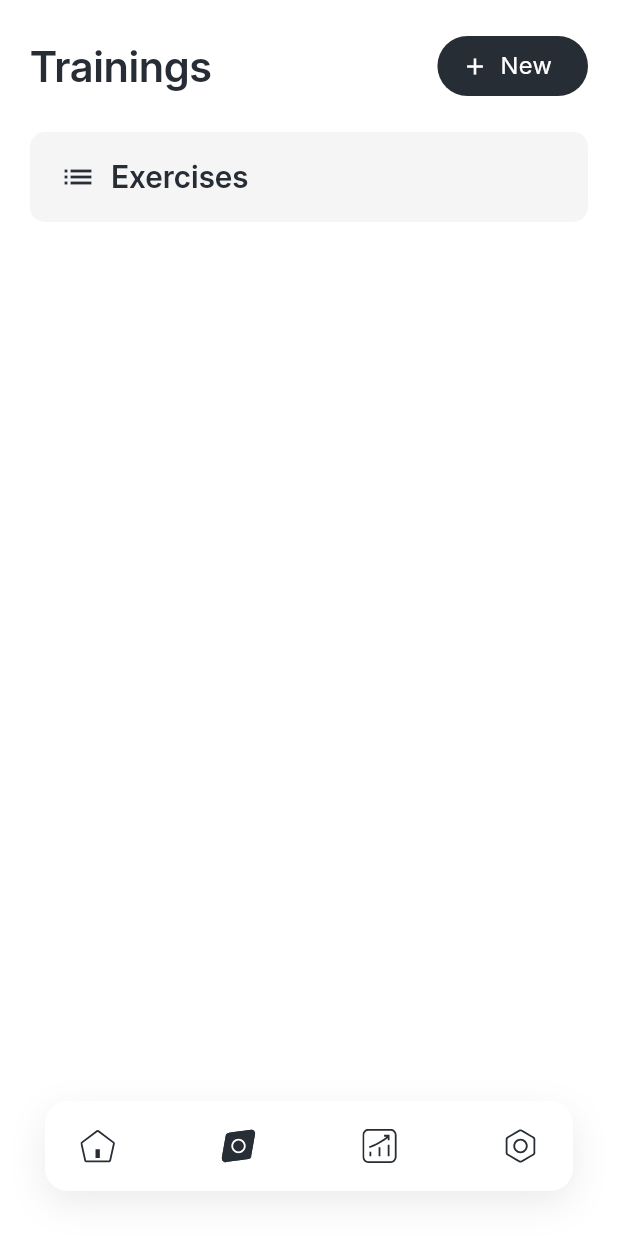
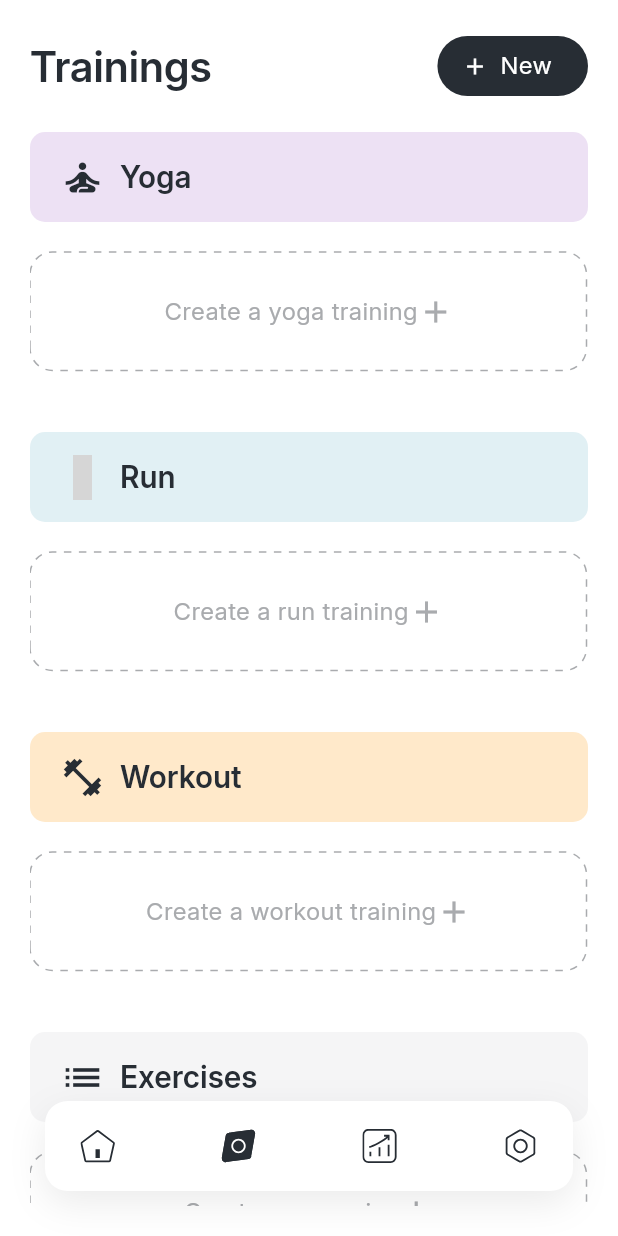
Before and after one commit to OscrTR/MyFitnessTracker, a Flutter app: the screen it shows after launch, item 2 of the bottom bar chosen, on a phone screen of 412 x 824 dp. Run offline on Flutter 3.47's test engine with Material 3 defaults, Android fonts, the phone set to English and light mode, and no system bars; our stand-ins replace animated_custom_dropdown, bloc, dartz, easy_localization, equatable, flutter_bloc and 8 more; accounts and stored records are empty; grey boxes are pictures that could not be loaded.

Commit message:
feat: empty trainings page

```diff
--- a/lib/core/pages/trainings_page.dart
+++ b/lib/core/pages/trainings_page.dart
@@ -1,6 +1,7 @@
 import 'package:easy_localization/easy_localization.dart';
 import 'package:flutter/material.dart';
 import 'package:go_router/go_router.dart';
+import 'package:my_fitness_tracker/features/training_management/presentation/pages/trainings_list_page.dart';
 import '../app_colors.dart';
 import '../../features/exercise_management/presentation/pages/exercise_list_page.dart';
 
@@ -35,7 +36,8 @@ class TrainingsPage extends StatelessWidget {
               ],
             ),
             const SizedBox(height: 20),
-            const Expanded(child: ExercisePage()),
+            const Expanded(child: TrainingsListPage()),
+            // const Expanded(child: ExercisePage()),
           ],
         ),
       ),
--- a/lib/core/widgets/dash_border_painter_widget.dart
+++ b/lib/core/widgets/dash_border_painter_widget.dart
@@ -23,7 +23,8 @@ class DashedBorderPainter extends CustomPainter {
     final path = Path();
     path.addRRect(
       RRect.fromRectAndRadius(
-        Rect.fromLTWH(0, 0, size.width, size.height),
+        Rect.fromLTWH(
+            0, 0, size.width - strokeWidth, size.height - strokeWidth),
         const Radius.circular(15),
       ),
     );
--- a/lib/features/exercise_management/presentation/bloc/exercise_management_bloc.dart
+++ b/lib/features/exercise_management/presentation/bloc/exercise_management_bloc.dart
@@ -15,7 +15,7 @@ part 'exercise_management_event.dart';
 part 'exercise_management_state.dart';
 
 final String databaseFailureMessage = tr('message_database_failure');
-final String InvalidNameFailureMessage =
+final String invalidNameFailureMessage =
     tr('message_exercise_creation_name_error');
 
 class ExerciseManagementBloc
@@ -166,7 +166,7 @@ String _mapFailureToMessage(Failure failure) {
   if (failure is DatabaseFailure) {
     return databaseFailureMessage;
   } else if (failure is InvalidNameFailure) {
-    return InvalidNameFailureMessage;
+    return invalidNameFailureMessage;
   } else {
     return tr('message_unexpected_error');
   }
--- a/lib/features/exercise_management/presentation/widgets/exercise_list_header_widget.dart
+++ b/lib/features/exercise_management/presentation/widgets/exercise_list_header_widget.dart
@@ -20,6 +20,7 @@ class ExerciseListHeader extends StatelessWidget {
           const Icon(
             Icons.list,
             color: AppColors.black,
+            size: 30,
           ),
           const SizedBox(width: 10),
           Text(
--- a/lib/features/training_management/presentation/bloc/training_management_bloc.dart
+++ b/lib/features/training_management/presentation/bloc/training_management_bloc.dart
@@ -1,12 +1,44 @@
 import 'package:bloc/bloc.dart';
+import 'package:easy_localization/easy_localization.dart';
 import 'package:equatable/equatable.dart';
+import 'package:my_fitness_tracker/core/error/failures.dart';
+import 'package:my_fitness_tracker/core/messages/bloc/message_bloc.dart';
+import 'package:my_fitness_tracker/features/training_management/domain/entities/training.dart';
+import 'package:my_fitness_tracker/features/training_management/domain/usecases/fetch_trainings.dart';
 
 part 'training_management_event.dart';
 part 'training_management_state.dart';
 
+final String databaseFailureMessage = tr('message_database_failure');
+final String invalidNameFailureMessage = 'ERROR';
+
 class TrainingManagementBloc
     extends Bloc<TrainingManagementEvent, TrainingManagementState> {
-  TrainingManagementBloc() : super(TrainingManagementInitial()) {
-    on<TrainingManagementEvent>((event, emit) {});
+  final FetchTrainings fetchTrainings;
+  final MessageBloc messageBloc;
+  TrainingManagementBloc(
+      {required this.fetchTrainings, required this.messageBloc})
+      : super(TrainingManagementInitial()) {
+    on<FetchTrainingsEvent>((event, emit) async {
+      final result = await fetchTrainings(null);
+
+      result.fold(
+        (failure) => messageBloc.add(AddMessageEvent(
+            message: _mapFailureToMessage(failure), isError: true)),
+        (trainings) {
+          emit(TrainingsLoaded(trainings: trainings));
+        },
+      );
+    });
   }
 }
+
+String _mapFailureToMessage(Failure failure) {
+  if (failure is DatabaseFailure) {
+    return databaseFailureMessage;
+  } else if (failure is InvalidNameFailure) {
+    return invalidNameFailureMessage;
+  } else {
+    return tr('message_unexpected_error');
+  }
+}
--- a/lib/features/training_management/presentation/bloc/training_management_event.dart
+++ b/lib/features/training_management/presentation/bloc/training_management_event.dart
@@ -6,3 +6,5 @@ abstract class TrainingManagementEvent extends Equatable {
   @override
   List<Object> get props => [];
 }
+
+class FetchTrainingsEvent extends TrainingManagementEvent {}
--- a/lib/features/training_management/presentation/bloc/training_management_state.dart
+++ b/lib/features/training_management/presentation/bloc/training_management_state.dart
@@ -4,6 +4,41 @@ abstract class TrainingManagementState extends Equatable {
   const TrainingManagementState();
 
   @override
-  List<Object> get props => [];
+  List<Object?> get props => [];
 }
+
 class TrainingManagementInitial extends TrainingManagementState {}
+
+class TrainingManagementLoading extends TrainingManagementState {}
+
+class TrainingsLoaded extends TrainingManagementState {
+  final List<Training> trainings;
+  final Training? selectedTraining;
+
+  const TrainingsLoaded({this.trainings = const [], this.selectedTraining});
+
+  TrainingsLoaded copyWith({
+    List<Training>? trainings,
+    Training? selectedTraining,
+    bool clearSelectedTraining = false,
+  }) {
+    return TrainingsLoaded(
+      trainings: trainings ?? this.trainings,
+      selectedTraining: clearSelectedTraining
+          ? null
+          : (selectedTraining ?? this.selectedTraining),
+    );
+  }
+
+  @override
+  List<Object?> get props => [trainings, selectedTraining];
+}
+
+class TrainingManagementFailure extends TrainingManagementState {
+  final String message;
+
+  const TrainingManagementFailure(this.message);
+
+  @override
+  List<Object> get props => [message];
+}
--- /dev/null
+++ b/lib/features/training_management/presentation/pages/trainings_list_page.dart
@@ -0,0 +1,296 @@
+import 'package:easy_localization/easy_localization.dart';
+import 'package:flutter/material.dart';
+import 'package:flutter_bloc/flutter_bloc.dart';
+import 'package:material_symbols_icons/symbols.dart';
+import 'package:my_fitness_tracker/core/app_colors.dart';
+import 'package:my_fitness_tracker/core/widgets/dash_border_painter_widget.dart';
+import 'package:my_fitness_tracker/features/training_management/presentation/bloc/training_management_bloc.dart';
+
+class TrainingsListPage extends StatelessWidget {
+  const TrainingsListPage({super.key});
+
+  @override
+  Widget build(BuildContext context) {
+    return Scaffold(
+      body: SingleChildScrollView(
+        child: Column(
+          children: [
+            // Header
+            Container(
+              height: 60,
+              decoration: BoxDecoration(
+                borderRadius: BorderRadius.circular(10),
+                color: AppColors.purple,
+              ),
+              padding: const EdgeInsets.symmetric(horizontal: 20),
+              child: Row(
+                children: [
+                  const Icon(
+                    Icons.self_improvement,
+                    color: AppColors.black,
+                    size: 30,
+                  ),
+                  const SizedBox(width: 10),
+                  Text(
+                    context.tr('training_page_yoga'),
+                    style: Theme.of(context).textTheme.titleLarge,
+                  ),
+                ],
+              ),
+            ),
+            const SizedBox(height: 20),
+            // Liste
+            BlocBuilder<TrainingManagementBloc, TrainingManagementState>(
+                builder: (context, state) {
+              if (state is TrainingsLoaded) {
+                if (state.trainings.isEmpty) {
+                  return GestureDetector(
+                    onTap: () {},
+                    child: CustomPaint(
+                      painter: DashedBorderPainter(
+                        color: AppColors.lightBlack,
+                        strokeWidth: 1.0,
+                        dashLength: 5.0,
+                        gapLength: 5.0,
+                      ),
+                      child: SizedBox(
+                        height: 80,
+                        child: Row(
+                          mainAxisAlignment: MainAxisAlignment.center,
+                          children: [
+                            Row(
+                              mainAxisAlignment: MainAxisAlignment.center,
+                              children: [
+                                Text(
+                                  context.tr('training_page_create_yoga'),
+                                  style: const TextStyle(
+                                      color: AppColors.lightBlack),
+                                ),
+                                const Icon(
+                                  Icons.add,
+                                  color: AppColors.lightBlack,
+                                ),
+                              ],
+                            ),
+                          ],
+                        ),
+                      ),
+                    ),
+                  );
+                }
+                return Text(
+                    'Trainings are a number of ${state.trainings.length}');
+              }
+              return Center(child: Text(context.tr('error_state')));
+            }),
+            const SizedBox(height: 40),
+            Container(
+              height: 60,
+              decoration: BoxDecoration(
+                borderRadius: BorderRadius.circular(10),
+                color: AppColors.blue,
+              ),
+              padding: const EdgeInsets.symmetric(horizontal: 20),
+              child: Row(
+                children: [
+                  const Icon(
+                    Symbols.sprint,
+                    color: AppColors.black,
+                    size: 30,
+                  ),
+                  const SizedBox(width: 10),
+                  Text(
+                    context.tr('training_page_run'),
+                    style: Theme.of(context).textTheme.titleLarge,
+                  ),
+                ],
+              ),
+            ),
+            const SizedBox(height: 20),
+            // Liste
+            BlocBuilder<TrainingManagementBloc, TrainingManagementState>(
+                builder: (context, state) {
+              if (state is TrainingsLoaded) {
+                if (state.trainings.isEmpty) {
+                  return GestureDetector(
+                    onTap: () {},
+                    child: CustomPaint(
+                      painter: DashedBorderPainter(
+                        color: AppColors.lightBlack,
+                        strokeWidth: 1.0,
+                        dashLength: 5.0,
+                        gapLength: 5.0,
+                      ),
+                      child: SizedBox(
+                        height: 80,
+                        child: Row(
+                          mainAxisAlignment: MainAxisAlignment.center,
+                          children: [
+                            Row(
+                              mainAxisAlignment: MainAxisAlignment.center,
+                              children: [
+                                Text(
+                                  context.tr('training_page_create_run'),
+                                  style: const TextStyle(
+                                      color: AppColors.lightBlack),
+                                ),
+                                const Icon(
+                                  Icons.add,
+                                  color: AppColors.lightBlack,
+                                ),
+                              ],
+                            ),
+                          ],
+                        ),
+                      ),
+                    ),
+                  );
+                }
+                return Text(
+                    'Trainings are a number of ${state.trainings.length}');
+              }
+              return Center(child: Text(context.tr('error_state')));
+            }),
+            const SizedBox(height: 40),
+            // Header
+            Container(
+              height: 60,
+              decoration: BoxDecoration(
+                borderRadius: BorderRadius.circular(10),
+                color: AppColors.orange,
+              ),
+              padding: const EdgeInsets.symmetric(horizontal: 20),
+              child: Row(
+                children: [
+                  const Icon(
+                    Icons.fitness_center,
+                    color: AppColors.black,
+                    size: 30,
+                  ),
+                  const SizedBox(width: 10),
+                  Text(
+                    context.tr('training_page_workout'),
+                    style: Theme.of(context).textTheme.titleLarge,
+                  ),
+                ],
+              ),
+            ),
+            const SizedBox(height: 20),
+            // Liste
+            BlocBuilder<TrainingManagementBloc, TrainingManagementState>(
+                builder: (context, state) {
+              if (state is TrainingsLoaded) {
+                if (state.trainings.isEmpty) {
+                  return GestureDetector(
+                    onTap: () {},
+                    child: CustomPaint(
+                      painter: DashedBorderPainter(
+                        color: AppColors.lightBlack,
+                        strokeWidth: 1.0,
+                        dashLength: 5.0,
+                        gapLength: 5.0,
+                      ),
+                      child: SizedBox(
+                        height: 80,
+                        child: Row(
+                          mainAxisAlignment: MainAxisAlignment.center,
+                          children: [
+                            Row(
+                              mainAxisAlignment: MainAxisAlignment.center,
+                              children: [
+                                Text(
+                                  context.tr('training_page_create_workout'),
+                                  style: const TextStyle(
+                                      color: AppColors.lightBlack),
+                                ),
+                                const Icon(
+                                  Icons.add,
+                                  color: AppColors.lightBlack,
+                                ),
+                              ],
+                            ),
+                          ],
+                        ),
+                      ),
+                    ),
+                  );
+                }
+                return Text(
+                    'Trainings are a number of ${state.trainings.length}');
+              }
+              return Center(child: Text(context.tr('error_state')));
+            }),
+            const SizedBox(height: 40),
+            Container(
+              height: 60,
+              decoration: BoxDecoration(
+                borderRadius: BorderRadius.circular(10),
+                color: AppColors.lightGrey,
+              ),
+              padding: const EdgeInsets.symmetric(horizontal: 20),
+              child: Row(
+                children: [
+                  const Icon(
+                    Icons.list,
+                    color: AppColors.black,
+                    size: 30,
+                  ),
+                  const SizedBox(width: 10),
+                  Text(
+                    context.tr('exercise_page_exercises'),
+                    style: Theme.of(context).textTheme.titleLarge,
+                  ),
+                ],
+              ),
+            ),
+            const SizedBox(height: 20),
+            BlocBuilder<TrainingManagementBloc, TrainingManagementState>(
+                builder: (context, state) {
+              if (state is TrainingsLoaded) {
+                if (state.trainings.isEmpty) {
+                  return GestureDetector(
+                    onTap: () {},
+                    child: CustomPaint(
+                      painter: DashedBorderPainter(
+                        color: AppColors.lightBlack,
+                        strokeWidth: 1.0,
+                        dashLength: 5.0,
+                        gapLength: 5.0,
+                      ),
+                      child: SizedBox(
+                        height: 80,
+                        child: Row(
+                          mainAxisAlignment: MainAxisAlignment.center,
+                          children: [
+                            Row(
+                              mainAxisAlignment: MainAxisAlignment.center,
+                              children: [
+                                Text(
+                                  context.tr('training_page_create_exercise'),
+                                  style: const TextStyle(
+                                      color: AppColors.lightBlack),
+                                ),
+                                const Icon(
+                                  Icons.add,
+                                  color: AppColors.lightBlack,
+                                ),
+                              ],
+                            ),
+                          ],
+                        ),
+                      ),
+                    ),
+                  );
+                }
+                return Text(
+                    'Trainings are a number of ${state.trainings.length}');
+              }
+              return Center(child: Text(context.tr('error_state')));
+            }),
+            const SizedBox(height: 100),
+          ],
+        ),
+      ),
+    );
+  }
+}
--- a/lib/injection_container.dart
+++ b/lib/injection_container.dart
@@ -1,4 +1,9 @@
 import 'package:get_it/get_it.dart';
+import 'package:my_fitness_tracker/features/training_management/data/datasources/training_local_data_source.dart';
+import 'package:my_fitness_tracker/features/training_management/data/repositories/training_repository_impl.dart';
+import 'package:my_fitness_tracker/features/training_management/domain/repositories/training_repository.dart';
+import 'package:my_fitness_tracker/features/training_management/domain/usecases/fetch_trainings.dart';
+import 'package:my_fitness_tracker/features/training_management/presentation/bloc/training_management_bloc.dart';
 import 'package:sqflite/sqflite.dart';
 
 import 'core/database/sqlite_database_helper.dart';
@@ -23,7 +28,10 @@ Future<void> init() async {
   // Ensure the Database is ready before registering anything that depends on it
   await sl.isReady<Database>();
 
-  // Features - Exercise Management
+  //! Core
+  sl.registerLazySingleton(() => MessageBloc());
+
+  //! Features - Exercise Management
   // Bloc
   sl.registerFactory(() => ExerciseManagementBloc(
       createExercise: sl(),
@@ -32,8 +40,6 @@ Future<void> init() async {
       deleteExercise: sl(),
       getExercise: sl(),
       messageBloc: sl()));
-
-  sl.registerLazySingleton(() => MessageBloc());
 
   // Usecases
   sl.registerLazySingleton(() => CreateExercise(sl()));
@@ -50,7 +56,21 @@ Future<void> init() async {
   sl.registerLazySingleton<ExerciseLocalDataSource>(
       () => SQLiteExerciseLocalDataSource(database: sl()));
 
-  // Core
+  //! Features - Training Management
+  // Bloc
+  sl.registerFactory(
+      () => TrainingManagementBloc(fetchTrainings: sl(), messageBloc: sl()));
+
+  // Usecases
+  sl.registerLazySingleton(() => FetchTrainings(sl()));
+
+  // Repository
+  sl.registerLazySingleton<TrainingRepository>(
+      () => TrainingRepositoryImpl(localDataSource: sl()));
+
+  // Data sources
+  sl.registerLazySingleton<TrainingLocalDataSource>(
+      () => SQLiteTrainingLocalDataSource(database: sl()));
 
   // External
 }
--- a/lib/main.dart
+++ b/lib/main.dart
@@ -1,6 +1,7 @@
 import 'package:easy_localization/easy_localization.dart';
 import 'package:flutter/material.dart';
 import 'package:flutter_bloc/flutter_bloc.dart';
+import 'package:my_fitness_tracker/features/training_management/presentation/bloc/training_management_bloc.dart';
 
 import 'app_theme.dart';
 import 'core/messages/bloc/message_bloc.dart';
@@ -37,6 +38,10 @@ class MyApp extends StatelessWidget {
           create: (BuildContext context) =>
               sl<ExerciseManagementBloc>()..add(FetchExercisesEvent()),
         ),
+        BlocProvider<TrainingManagementBloc>(
+          create: (BuildContext context) =>
+              sl<TrainingManagementBloc>()..add(FetchTrainingsEvent()),
+        ),
       ],
       child: MaterialApp.router(
         routerConfig: router,
--- a/lib/router.dart
+++ b/lib/router.dart
@@ -90,7 +90,9 @@ final router = GoRouter(
         bool isExerciseDetailPage =
             GoRouterState.of(context).uri.toString() == '/exercise_detail';
         return Scaffold(
-            body: SafeArea(
+          body: Stack(
+            children: [
+              SafeArea(
                 child: BlocListener<MessageBloc, MessageState>(
                     listener: (context, state) {
                       if (state is MessageLoaded) {
@@ -119,10 +121,18 @@ final router = GoRouter(
                         }
                       }
                     },
-                    child: child)),
-            bottomNavigationBar: isExerciseDetailPage
-                ? null
-                : const BottomNavigationBarWidget());
+                    child: child),
+              ),
+              if (!isExerciseDetailPage)
+                const Positioned(
+                  left: 0,
+                  right: 0,
+                  bottom: 0,
+                  child: BottomNavigationBarWidget(),
+                ),
+            ],
+          ),
+        );
       },
     ),
   ],
```
Also changed, not shown: lib/assets/translations/en-US.json (+7 -0 lines), lib/assets/translations/fr-FR.json (+7 -0 lines), 1 other file.
